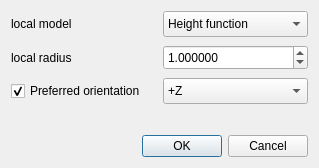
Before: the Qt Designer form qCC/ui_templates/normalComputationDlg.ui in archeos/cloudcompare-archeos, drawn with Qt 5.
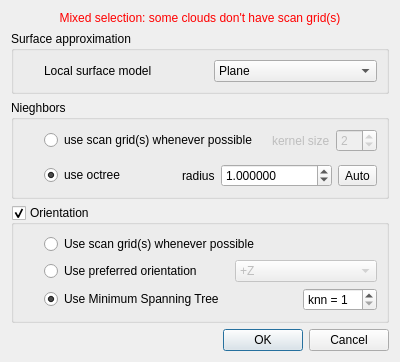
After: the same form once the commit is applied.

What changed in the file:
```diff
--- a/qCC/ui_templates/normalComputationDlg.ui
+++ b/qCC/ui_templates/normalComputationDlg.ui
@@ -6,45 +6,50 @@
    <rect>
     <x>0</x>
     <y>0</y>
-    <width>319</width>
-    <height>168</height>
+    <width>400</width>
+    <height>362</height>
    </rect>
   </property>
-  <property name="minimumSize">
-   <size>
-    <width>319</width>
-    <height>168</height>
-   </size>
-  </property>
-  <property name="maximumSize">
-   <size>
-    <width>319</width>
-    <height>168</height>
-   </size>
-  </property>
   <property name="windowTitle">
-   <string>Compute normal</string>
+   <string>Compute normals</string>
   </property>
-  <layout class="QVBoxLayout" name="verticalLayout">
+  <layout class="QVBoxLayout" name="verticalLayout_3">
    <item>
-    <layout class="QHBoxLayout" name="horizontalLayout">
+    <widget class="QLabel" name="mixedSelectionLabel">
+     <property name="styleSheet">
+      <string notr="true">color: red;</string>
+     </property>
+     <property name="text">
+      <string>Mixed selection: some clouds don't have scan grid(s)</string>
+     </property>
+     <property name="alignment">
+      <set>Qt::AlignCenter</set>
+     </property>
+    </widget>
+   </item>
+   <item>
+    <widget class="QGroupBox" name="surfaceGroupBox">
+     <property name="title">
+      <string>Surface approximation</string>
+     </property>
+     <layout class="QHBoxLayout" name="horizontalLayout_2">
+      <property name="leftMargin">
+       <number>30</number>
+      </property>
      <item>
       <widget class="QLabel" name="label">
        <property name="text">
-        <string>local model</string>
+         <string>Local surface model</string>
        </property>
       </widget>
      </item>
      <item>
       <widget class="QComboBox" name="localModelComboBox">
-       <property name="minimumSize">
-        <size>
-         <width>0</width>
-         <height>26</height>
-        </size>
+        <property name="toolTip">
+         <string>Local surface estimation model</string>
        </property>
        <property name="currentIndex">
-        <number>1</number>
+         <number>0</number>
        </property>
        <item>
         <property name="text">
@@ -53,7 +58,7 @@
        </item>
        <item>
         <property name="text">
-         <string>Height function</string>
+          <string>Quadric</string>
         </property>
        </item>
        <item>
@@ -64,29 +69,151 @@
       </widget>
      </item>
     </layout>
+    </widget>
    </item>
+   <item>
+    <widget class="QGroupBox" name="neighborsGroupBox">
+     <property name="sizePolicy">
+      <sizepolicy hsizetype="Preferred" vsizetype="Maximum">
+       <horstretch>0</horstretch>
+       <verstretch>0</verstretch>
+      </sizepolicy>
+     </property>
+     <property name="title">
+      <string>Nieghbors</string>
+     </property>
+     <layout class="QVBoxLayout" name="verticalLayout_2">
+      <property name="leftMargin">
+       <number>30</number>
+      </property>
    <item>
     <layout class="QHBoxLayout" name="horizontalLayout_3">
-     <property name="topMargin">
-      <number>2</number>
-     </property>
-     <property name="bottomMargin">
+        <item>
+         <widget class="QRadioButton" name="useScanGridRadioButton">
+          <property name="toolTip">
+           <string>Using scan grid(s) instead of the octree</string>
+          </property>
+          <property name="text">
+           <string>use scan grid(s) whenever possible</string>
+          </property>
+         </widget>
+        </item>
+        <item>
+         <spacer name="horizontalSpacer">
+          <property name="orientation">
+           <enum>Qt::Horizontal</enum>
+          </property>
+          <property name="sizeHint" stdset="0">
+           <size>
+            <width>40</width>
+            <height>20</height>
+           </size>
+          </property>
+         </spacer>
+        </item>
+        <item>
+         <widget class="QFrame" name="gridKernelFrame">
+          <property name="enabled">
+           <bool>false</bool>
+          </property>
+          <layout class="QHBoxLayout" name="horizontalLayout">
+           <property name="margin">
+            <number>0</number>
+           </property>
+           <item>
+            <widget class="QLabel" name="label_3">
+             <property name="toolTip">
+              <string>Each normal will be computed using the (2p+1)*(2p+1) neighbors in the grid</string>
+             </property>
+             <property name="text">
+              <string>kernel size</string>
+             </property>
+            </widget>
+           </item>
+           <item>
+            <widget class="QSpinBox" name="gridKernelSpinBox">
+             <property name="toolTip">
+              <string>Each normal will be computed using the (2p+1)*(2p+1) neighbors in the grid</string>
+             </property>
+             <property name="minimum">
+              <number>1</number>
+             </property>
+             <property name="maximum">
+              <number>10</number>
+             </property>
+             <property name="value">
       <number>2</number>
+             </property>
+            </widget>
+           </item>
+          </layout>
+         </widget>
+        </item>
+       </layout>
+      </item>
+      <item>
+       <widget class="QFrame" name="useScanGridsFrame">
+        <property name="sizePolicy">
+         <sizepolicy hsizetype="Expanding" vsizetype="Preferred">
+          <horstretch>0</horstretch>
+          <verstretch>0</verstretch>
+         </sizepolicy>
+        </property>
+        <layout class="QHBoxLayout" name="horizontalLayout_9">
+         <property name="margin">
+          <number>0</number>
+         </property>
+        </layout>
+       </widget>
+      </item>
+      <item>
+       <layout class="QHBoxLayout" name="horizontalLayout_10">
+        <item>
+         <widget class="QRadioButton" name="useOctreeRadioButton">
+          <property name="toolTip">
+           <string>The octree works for any cloud</string>
+          </property>
+          <property name="text">
+           <string>use octree</string>
+          </property>
+          <property name="checked">
+           <bool>true</bool>
+          </property>
+         </widget>
+        </item>
+        <item>
+         <spacer name="horizontalSpacer_2">
+          <property name="orientation">
+           <enum>Qt::Horizontal</enum>
+          </property>
+          <property name="sizeHint" stdset="0">
+           <size>
+            <width>40</width>
+            <height>20</height>
+           </size>
+          </property>
+         </spacer>
+        </item>
+        <item>
+         <widget class="QFrame" name="localRadiusFrame">
+          <layout class="QHBoxLayout" name="horizontalLayout_8">
+           <property name="margin">
+            <number>0</number>
      </property>
      <item>
       <widget class="QLabel" name="label_2">
+             <property name="toolTip">
+              <string>Radius of the sphere in which the neighbors will be extracted</string>
+             </property>
        <property name="text">
-        <string>local radius</string>
+              <string>radius</string>
        </property>
       </widget>
      </item>
      <item>
       <widget class="QDoubleSpinBox" name="radiusDoubleSpinBox">
-       <property name="minimumSize">
-        <size>
-         <width>0</width>
-         <height>25</height>
-        </size>
+             <property name="toolTip">
+              <string>Radius of the sphere in which the neighbors will be extracted</string>
        </property>
        <property name="decimals">
         <number>6</number>
@@ -105,31 +232,85 @@
        </property>
       </widget>
      </item>
-    </layout>
-   </item>
    <item>
-    <layout class="QHBoxLayout" name="horizontalLayout_2">
-     <item>
-      <widget class="QCheckBox" name="preferedOrientationCheckBox">
+            <widget class="QToolButton" name="autoRadiusToolButton">
        <property name="text">
-        <string>Preferred orientation</string>
-       </property>
-       <property name="checked">
+              <string>Auto</string>
+             </property>
+            </widget>
+           </item>
+          </layout>
+         </widget>
+        </item>
+       </layout>
+      </item>
+     </layout>
+    </widget>
+   </item>
+   <item>
+    <widget class="QGroupBox" name="normalsOrientGroupBox">
+     <property name="sizePolicy">
+      <sizepolicy hsizetype="Preferred" vsizetype="Maximum">
+       <horstretch>0</horstretch>
+       <verstretch>0</verstretch>
+      </sizepolicy>
+     </property>
+     <property name="title">
+      <string>Orientation</string>
+     </property>
+     <property name="checkable">
         <bool>true</bool>
        </property>
+     <layout class="QVBoxLayout" name="verticalLayout">
+      <property name="leftMargin">
+       <number>30</number>
+      </property>
+      <item>
+       <widget class="QRadioButton" name="scanGridsOrientRadioButton">
+        <property name="toolTip">
+         <string>Using scan grid(s) is the most robust method</string>
+        </property>
+        <property name="text">
+         <string>Use scan grid(s) whenever possible</string>
+        </property>
       </widget>
      </item>
      <item>
-      <widget class="QComboBox" name="preferedOrientationComboBox">
-       <property name="minimumSize">
+       <layout class="QHBoxLayout" name="horizontalLayout_5">
+        <item>
+         <widget class="QRadioButton" name="preferredOrientRadioButton">
+          <property name="toolTip">
+           <string>To give a hint on how to orient normals</string>
+          </property>
+          <property name="text">
+           <string>Use preferred orientation</string>
+          </property>
+         </widget>
+        </item>
+        <item>
+         <spacer name="horizontalSpacer_4">
+          <property name="orientation">
+           <enum>Qt::Horizontal</enum>
+          </property>
+          <property name="sizeHint" stdset="0">
         <size>
-         <width>0</width>
-         <height>26</height>
-        </size>
+            <width>40</width>
+            <height>20</height>
+           </size>
+          </property>
+         </spacer>
+        </item>
+        <item>
+         <widget class="QComboBox" name="preferredOrientationComboBox">
+          <property name="enabled">
+           <bool>false</bool>
        </property>
        <property name="currentIndex">
         <number>4</number>
        </property>
+          <property name="maxVisibleItems">
+           <number>12</number>
+          </property>
        <item>
         <property name="text">
          <string>+X</string>
@@ -180,9 +361,63 @@
          <string>- (0,0,0)</string>
         </property>
        </item>
+          <item>
+           <property name="text">
+            <string>Use previous normal</string>
+           </property>
+          </item>
       </widget>
      </item>
     </layout>
+      </item>
+      <item>
+       <layout class="QHBoxLayout" name="horizontalLayout_6">
+        <item>
+         <widget class="QRadioButton" name="mstOrientRadioButton">
+          <property name="toolTip">
+           <string>Generic 3D orientation algorithm</string>
+          </property>
+          <property name="text">
+           <string>Use Minimum Spanning Tree</string>
+          </property>
+          <property name="checked">
+           <bool>true</bool>
+          </property>
+         </widget>
+        </item>
+        <item>
+         <spacer name="horizontalSpacer_3">
+          <property name="orientation">
+           <enum>Qt::Horizontal</enum>
+          </property>
+          <property name="sizeHint" stdset="0">
+           <size>
+            <width>40</width>
+            <height>20</height>
+           </size>
+          </property>
+         </spacer>
+        </item>
+        <item>
+         <widget class="QSpinBox" name="mstNeighborsSpinBox">
+          <property name="enabled">
+           <bool>true</bool>
+          </property>
+          <property name="toolTip">
+           <string>Number of neighbors used to build the tree</string>
+          </property>
+          <property name="prefix">
+           <string>knn = </string>
+          </property>
+          <property name="minimum">
+           <number>1</number>
+          </property>
+         </widget>
+        </item>
+       </layout>
+      </item>
+     </layout>
+    </widget>
    </item>
    <item>
     <spacer name="verticalSpacer">
@@ -208,6 +443,11 @@
     </widget>
    </item>
   </layout>
+  <zorder>buttonBox</zorder>
+  <zorder>normalsOrientGroupBox</zorder>
+  <zorder>mixedSelectionLabel</zorder>
+  <zorder>surfaceGroupBox</zorder>
+  <zorder>neighborsGroupBox</zorder>
  </widget>
  <resources/>
  <connections>
```
Left out of the diff: 60 changed lines with no effect on the pictures. Lines whose indentation alone changed are shown as unchanged.
